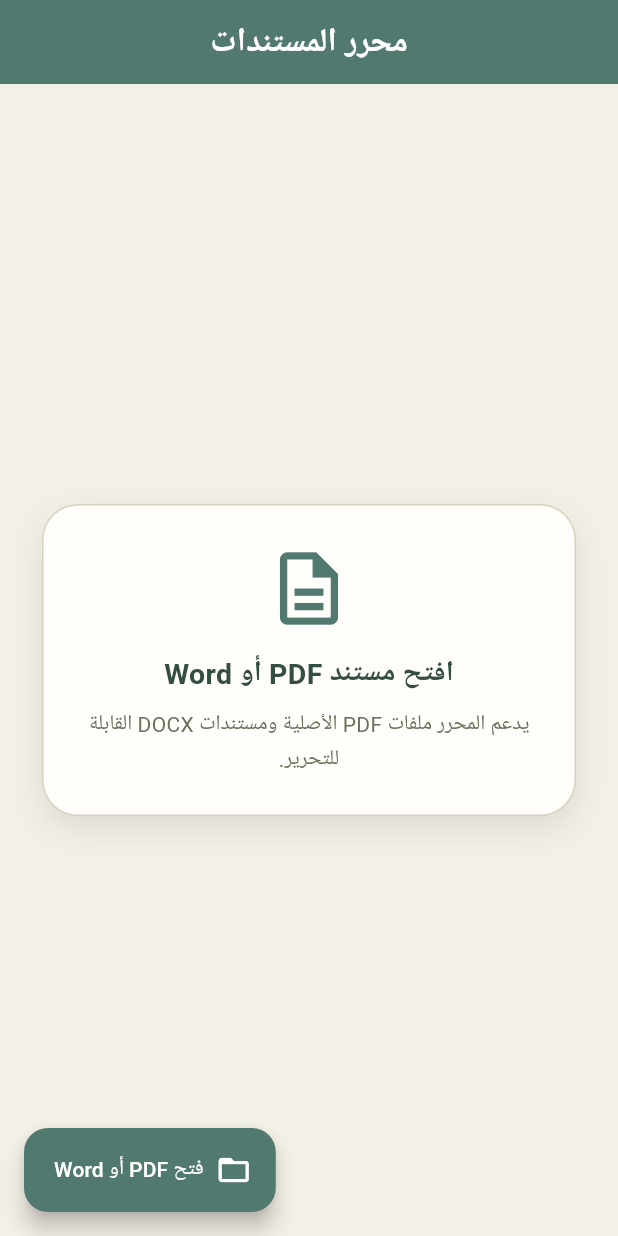
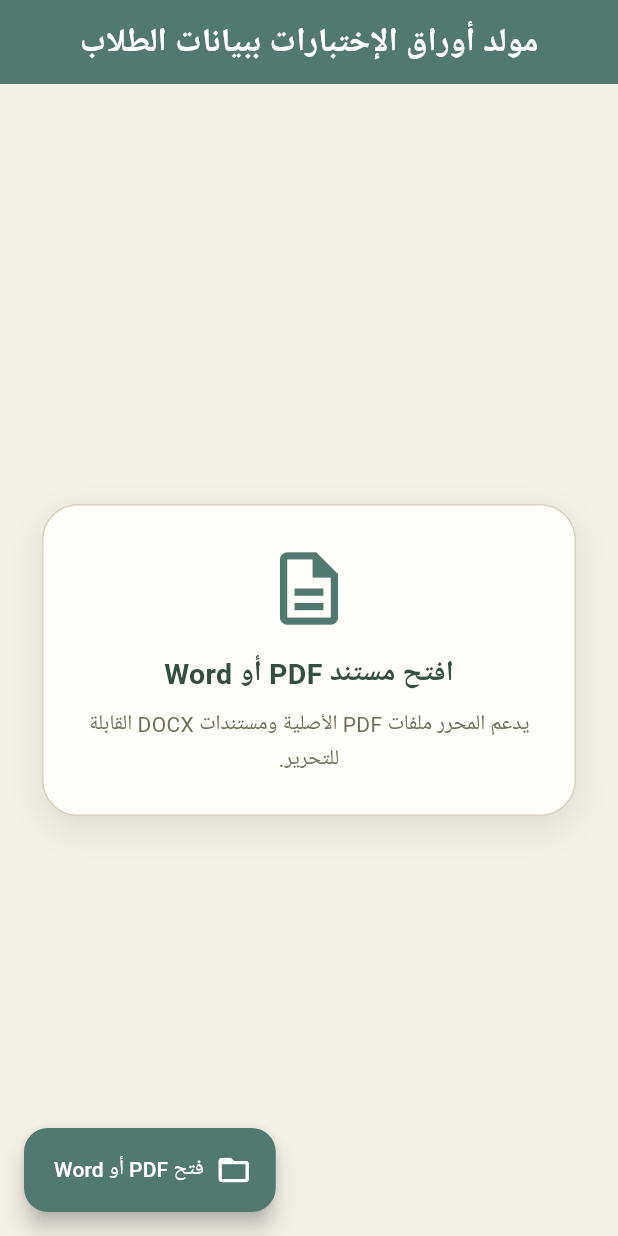
Before and after one commit to karnyn7743-tech/exam_secret_codes, a Flutter app: the DocumentHubScreen screen opened directly, on a phone screen of 412 x 824 dp. Run offline on Flutter 3.47's test engine with Material 3 defaults, Android fonts, the phone set to English and light mode, and no system bars; our stand-ins replace file_picker, printing, shared_preferences; missing offline and left inert: excel, fluent_editor, pdfx; accounts and stored records are empty.

Commit message:
Change app bar title to 'مولد أوراق الإختبارات ببيانات الطلاب'

```diff
--- a/lib/screens/document_hub_screen.dart
+++ b/lib/screens/document_hub_screen.dart
@@ -402,7 +402,7 @@ class _DocumentHubScreenState extends State<DocumentHubScreen> {
       backgroundColor: const Color(0xFFF3F0E7),
       appBar: AppBar(
         title: const Text(
-          'محرر المستندات',
+          'مولد أوراق الإختبارات ببيانات الطلاب',
           style: TextStyle(fontWeight: FontWeight.bold, color: Colors.white),
         ),
         centerTitle: true,
```
